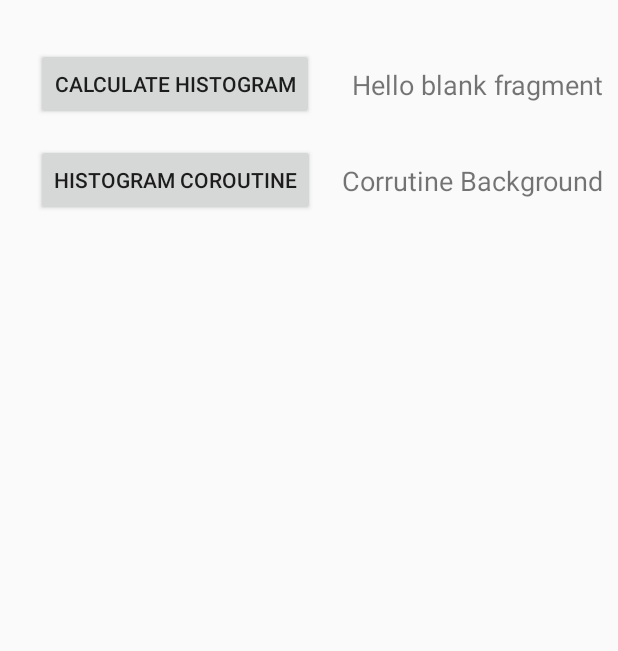
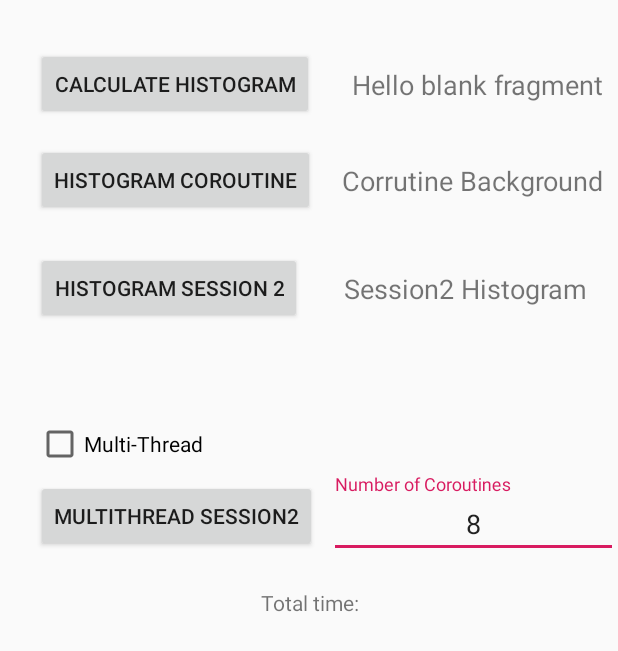
Before and after one commit to davidbejarcaceres/Histogram-Android-Kotlin-Coroutines, an Android app: the layout fragment_fragment_kotlin_histograma.xml on its own in the app's theme, with its tools: preview values and no code run, on a phone screen of 412 x 824 dp. Shown: the top 651 px of the screen. Run offline under Robolectric (Android 15) with nearby library versions, the phone set to English and light mode, and no system bars.

Commit message:
Added Multiple Coroutines to calculate the histogram
- Adds multi-coroutine to calculate histogram (up to 600% faster)
- Fixes some code
- Code Cleaned
- UI added to control number of threads.

```diff
--- a/app/src/main/res/layout/fragment_fragment_kotlin_histograma.xml
+++ b/app/src/main/res/layout/fragment_fragment_kotlin_histograma.xml
@@ -40,5 +40,66 @@
             app:layout_constraintTop_toTopOf="@+id/btnCorrutine" app:layout_constraintBottom_toBottomOf="@+id/btnCorrutine"
             app:layout_constraintStart_toEndOf="@+id/btnCorrutine" android:layout_marginStart="8dp"
             app:layout_constraintEnd_toEndOf="parent" android:textSize="18sp"/>
+    <Button
+            android:text="Histogram session 2"
+            android:layout_width="wrap_content"
+            android:layout_height="wrap_content"
+            android:id="@+id/buttonSession2" app:layout_constraintStart_toStartOf="@+id/btnCorrutine"
+            android:layout_marginTop="24dp"
+            app:layout_constraintTop_toBottomOf="@+id/btnCorrutine"/>
+    <TextView
+            android:text="Session2 Histogram"
+            android:layout_width="wrap_content"
+            android:layout_height="wrap_content"
+            android:id="@+id/txtSession2" app:layout_constraintStart_toEndOf="@+id/buttonSession2"
+            android:layout_marginStart="16dp"
+            app:layout_constraintTop_toTopOf="@+id/buttonSession2"
+            app:layout_constraintBottom_toBottomOf="@+id/buttonSession2"
+            android:textSize="18sp" app:layout_constraintEnd_toEndOf="parent" android:layout_marginEnd="8dp"/>
+    <CheckBox
+            android:text="Multi-Thread"
+            android:layout_width="wrap_content"
+            android:layout_height="wrap_content"
+            android:id="@+id/checkBMultiThread" android:layout_marginTop="64dp"
+            app:layout_constraintTop_toBottomOf="@+id/buttonSession2"
+            app:layout_constraintStart_toStartOf="@+id/buttonSession2"/>
+
+    <com.google.android.material.textfield.TextInputLayout
+            android:layout_width="0dp"
+            android:layout_height="wrap_content"
+            android:textAlignment="center"
+            app:layout_constraintStart_toEndOf="@+id/btnMultiThread" android:layout_marginStart="8dp"
+            app:layout_constraintEnd_toEndOf="parent"
+            app:layout_constraintTop_toTopOf="@+id/btnMultiThread"
+            app:layout_constraintBottom_toBottomOf="@+id/btnMultiThread">
+
+        <com.google.android.material.textfield.TextInputEditText
+                android:layout_width="match_parent"
+                android:layout_height="wrap_content"
+                android:inputType="number"
+                android:hint="Number of Coroutines" android:id="@+id/txtCoroutinesNumber" android:text="8"
+                android:textAlignment="center" android:textSize="18sp"/>
+    </com.google.android.material.textfield.TextInputLayout>
+
+
+    <Button
+            android:text="MultiThread Session2"
+            android:layout_width="wrap_content"
+            android:layout_height="wrap_content"
+            android:id="@+id/btnMultiThread" android:layout_marginTop="8dp"
+            app:layout_constraintTop_toBottomOf="@+id/checkBMultiThread"
+            app:layout_constraintStart_toStartOf="@+id/checkBMultiThread"/>
+    <TextView
+            android:text="Total time:"
+            android:layout_width="wrap_content"
+            android:layout_height="wrap_content"
+            android:id="@+id/txtMultiThead"
+            android:textSize="14sp"
+            app:layout_constraintTop_toBottomOf="@+id/btnMultiThread"
+            android:layout_marginTop="24dp" android:layout_marginEnd="8dp" app:layout_constraintEnd_toEndOf="parent"
+            android:layout_marginStart="8dp" app:layout_constraintStart_toStartOf="parent"
+            android:textAlignment="center"/>
+
+
 
 </androidx.constraintlayout.widget.ConstraintLayout>
```
Also changed, not shown: app/src/main/java/com/caceres/bejar/david/histogramakotlin/FragmentKotlinHistograma.kt (+197 -55 lines), app/src/main/java/com/caceres/bejar/david/histogramakotlin/FragmentNativo.kt (+25 -1 lines), app/src/main/java/com/caceres/bejar/david/histogramakotlin/test.java (added, +9 -0 lines), app/src/main/res/layout/fragment_fragment_nativo.xml (+15 -0 lines), 1 other file.
